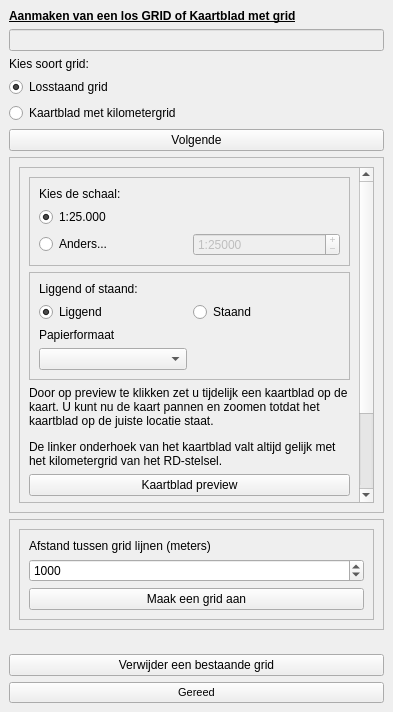
Old version of the form plugin/oiv/repressief_object/oiv_create_grid_widget.ui in the repository OIV-NL-QGIS/QGIS_project.
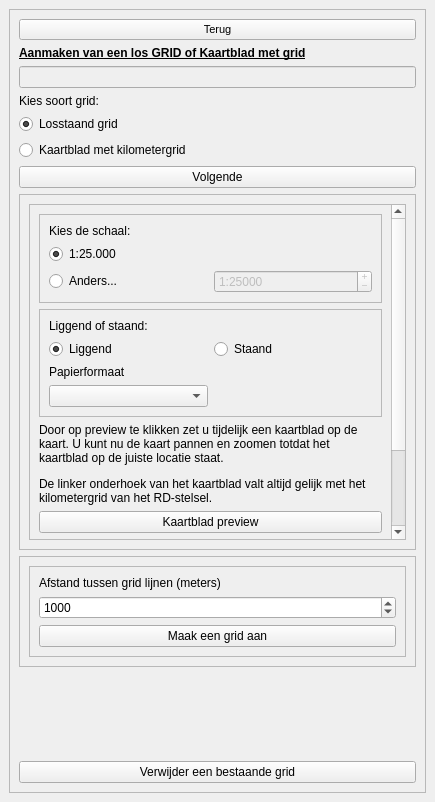
New version of the form.

What changed in the file:
```diff
--- a/plugin/oiv/repressief_object/oiv_create_grid_widget.ui
+++ b/plugin/oiv/repressief_object/oiv_create_grid_widget.ui
@@ -6,8 +6,8 @@
    <rect>
     <x>0</x>
     <y>0</y>
-    <width>393</width>
-    <height>712</height>
+    <width>435</width>
+    <height>802</height>
    </rect>
   </property>
   <property name="features">
@@ -25,7 +25,42 @@
    </property>
    <layout class="QGridLayout" name="gridLayout">
     <item row="0" column="0">
+     <widget class="QScrollArea" name="scrollArea">
+      <property name="widgetResizable">
+       <bool>true</bool>
+      </property>
+      <widget class="QWidget" name="scrollAreaWidgetContents">
+       <property name="geometry">
+        <rect>
+         <x>0</x>
+         <y>0</y>
+         <width>415</width>
+         <height>760</height>
+        </rect>
+       </property>
+       <layout class="QVBoxLayout" name="verticalLayout_4">
+        <item>
      <layout class="QVBoxLayout" name="verticalLayout">
+          <item>
+           <widget class="QPushButton" name="closewidget">
+            <property name="enabled">
+             <bool>true</bool>
+            </property>
+            <property name="font">
+             <font>
+              <pointsize>8</pointsize>
+              <weight>50</weight>
+              <bold>false</bold>
+             </font>
+            </property>
+            <property name="text">
+             <string>Terug</string>
+            </property>
+            <property name="checkable">
+             <bool>true</bool>
+            </property>
+           </widget>
+          </item>
       <item>
        <widget class="QLabel" name="label">
         <property name="font">
@@ -128,7 +163,7 @@
              <rect>
               <x>0</x>
               <y>0</y>
-              <width>334</width>
+                  <width>356</width>
               <height>422</height>
              </rect>
             </property>
@@ -357,7 +392,7 @@
         </property>
         <layout class="QVBoxLayout" name="verticalLayout_2">
          <item>
-          <widget class="QScrollArea" name="scrollArea">
+              <widget class="QScrollArea" name="scrollArea_3">
            <property name="sizePolicy">
             <sizepolicy hsizetype="Minimum" vsizetype="Fixed">
              <horstretch>0</horstretch>
@@ -373,12 +408,12 @@
            <property name="widgetResizable">
             <bool>true</bool>
            </property>
-           <widget class="QWidget" name="scrollAreaWidgetContents">
+               <widget class="QWidget" name="scrollAreaWidgetContents_3">
             <property name="geometry">
              <rect>
               <x>0</x>
               <y>0</y>
-              <width>351</width>
+                  <width>373</width>
               <height>92</height>
              </rect>
             </property>
@@ -453,27 +488,11 @@
         </property>
        </widget>
       </item>
-      <item>
-       <widget class="QPushButton" name="closewidget">
-        <property name="enabled">
-         <bool>true</bool>
-        </property>
-        <property name="font">
-         <font>
-          <pointsize>8</pointsize>
-          <weight>50</weight>
-          <bold>false</bold>
-         </font>
-        </property>
-        <property name="text">
-         <string>Gereed</string>
-        </property>
-        <property name="checkable">
-         <bool>true</bool>
-        </property>
-       </widget>
-      </item>
-     </layout>
+         </layout>
+        </item>
+       </layout>
+      </widget>
+     </widget>
     </item>
    </layout>
   </widget>
```
Lines whose indentation alone changed are shown as unchanged.
